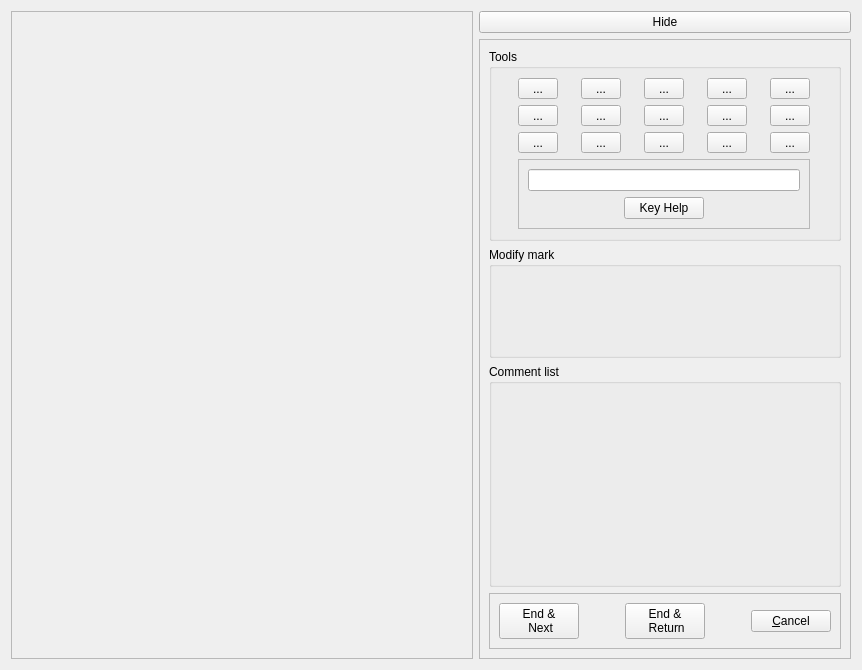
Old version of the form qtCreatorFiles/ui_annotator_lefthandmouse.ui in the repository plomgrading/plom.
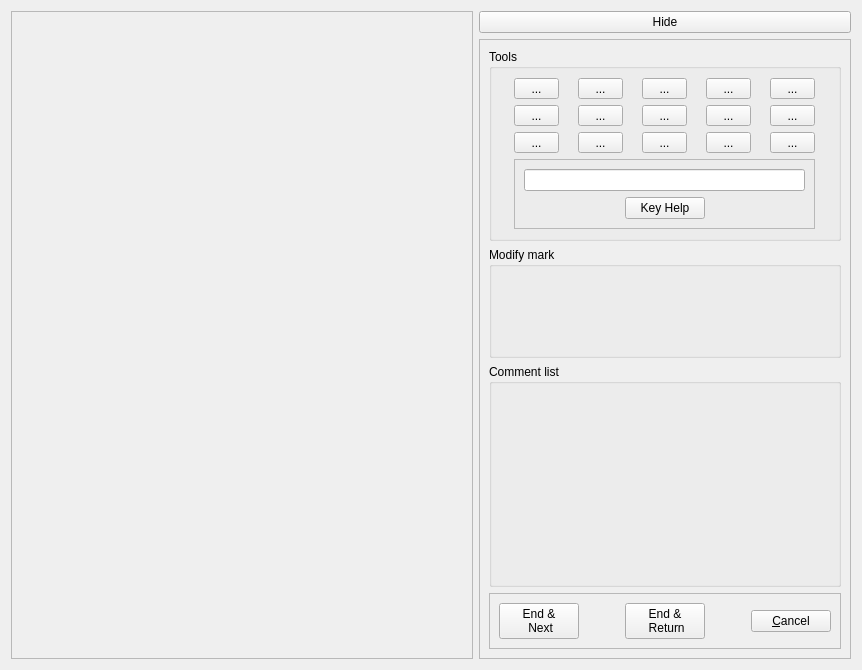
New version of the form.

Commit message: Made buttons a little wider in annotator. Hopefully fixes cbm's issue #112

Diff of the .ui file:
```diff
--- a/qtCreatorFiles/ui_annotator_lefthandmouse.ui
+++ b/qtCreatorFiles/ui_annotator_lefthandmouse.ui
@@ -127,7 +127,7 @@
           <widget class="QToolButton" name="textButton">
            <property name="minimumSize">
             <size>
-             <width>40</width>
+             <width>45</width>
              <height>0</height>
             </size>
            </property>
@@ -143,7 +143,7 @@
           <widget class="QToolButton" name="undoButton">
            <property name="minimumSize">
             <size>
-             <width>40</width>
+             <width>45</width>
              <height>0</height>
             </size>
            </property>
@@ -159,7 +159,7 @@
           <widget class="QToolButton" name="tickButton">
            <property name="minimumSize">
             <size>
-             <width>40</width>
+             <width>45</width>
              <height>0</height>
             </size>
            </property>
@@ -178,7 +178,7 @@
           <widget class="QToolButton" name="panButton">
            <property name="minimumSize">
             <size>
-             <width>40</width>
+             <width>45</width>
              <height>0</height>
             </size>
            </property>
@@ -194,7 +194,7 @@
           <widget class="QToolButton" name="boxButton">
            <property name="minimumSize">
             <size>
-             <width>40</width>
+             <width>45</width>
              <height>0</height>
             </size>
            </property>
@@ -210,7 +210,7 @@
           <widget class="QToolButton" name="zoomButton">
            <property name="minimumSize">
             <size>
-             <width>40</width>
+             <width>45</width>
              <height>0</height>
             </size>
            </property>
@@ -226,7 +226,7 @@
           <widget class="QToolButton" name="moveButton">
            <property name="minimumSize">
             <size>
-             <width>40</width>
+             <width>45</width>
              <height>0</height>
             </size>
            </property>
@@ -242,7 +242,7 @@
           <widget class="QToolButton" name="deleteButton">
            <property name="minimumSize">
             <size>
-             <width>40</width>
+             <width>45</width>
              <height>0</height>
             </size>
            </property>
@@ -258,7 +258,7 @@
           <widget class="QToolButton" name="commentDownButton">
            <property name="minimumSize">
             <size>
-             <width>40</width>
+             <width>45</width>
              <height>0</height>
             </size>
            </property>
@@ -277,7 +277,7 @@
           <widget class="QToolButton" name="commentButton">
            <property name="minimumSize">
             <size>
-             <width>40</width>
+             <width>45</width>
              <height>0</height>
             </size>
            </property>
@@ -296,7 +296,7 @@
           <widget class="QToolButton" name="crossButton">
            <property name="minimumSize">
             <size>
-             <width>40</width>
+             <width>45</width>
              <height>0</height>
             </size>
            </property>
@@ -312,7 +312,7 @@
           <widget class="QToolButton" name="redoButton">
            <property name="minimumSize">
             <size>
-             <width>40</width>
+             <width>45</width>
              <height>0</height>
             </size>
            </property>
@@ -328,7 +328,7 @@
           <widget class="QToolButton" name="lineButton">
            <property name="minimumSize">
             <size>
-             <width>40</width>
+             <width>45</width>
              <height>0</height>
             </size>
            </property>
@@ -344,7 +344,7 @@
           <widget class="QToolButton" name="penButton">
            <property name="minimumSize">
             <size>
-             <width>40</width>
+             <width>45</width>
              <height>0</height>
             </size>
            </property>
@@ -360,7 +360,7 @@
           <widget class="QToolButton" name="commentUpButton">
            <property name="minimumSize">
             <size>
-             <width>40</width>
+             <width>45</width>
              <height>0</height>
             </size>
            </property>
```
The commit also changes 3 other files.
